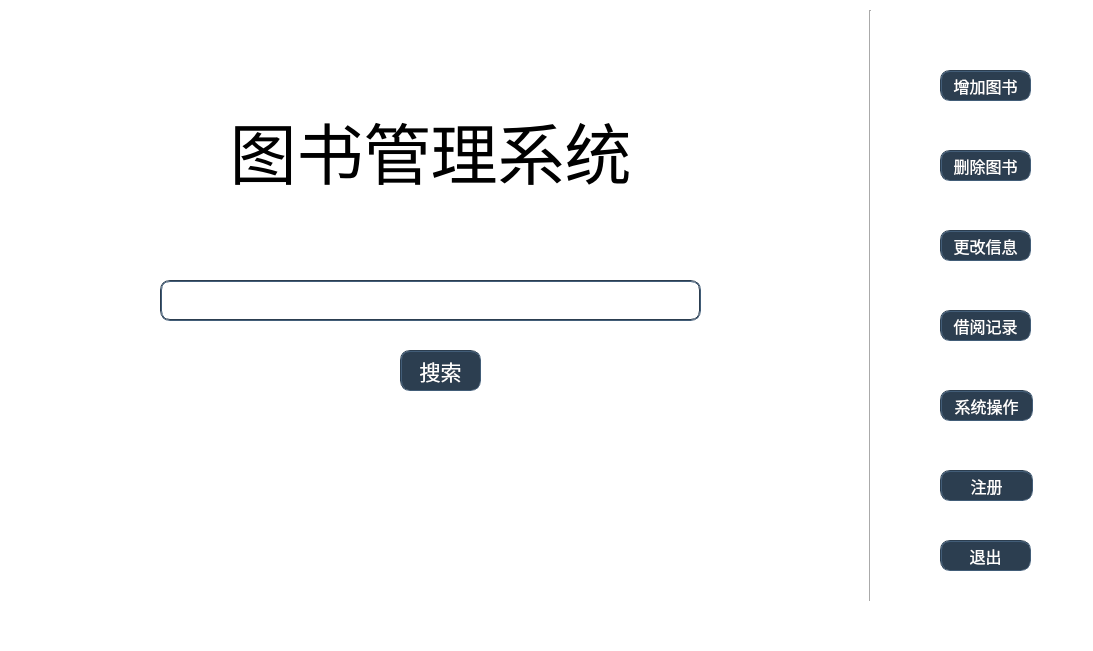
Old version of the form abc/mainwindow_manage.ui in the repository BookMangeTeam/bookmanage.
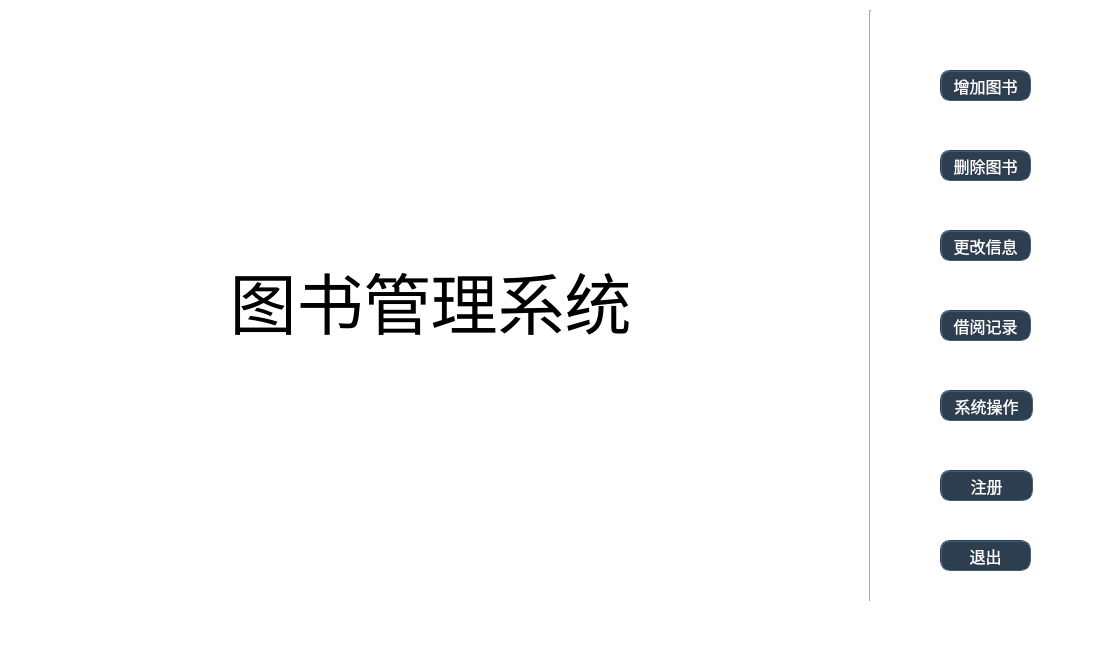
New version of the form. The open tabs and pages were chosen to show the change.

Patch:
```diff
--- a/abc/mainwindow_manage.ui
+++ b/abc/mainwindow_manage.ui
@@ -37,7 +37,7 @@
       <property name="geometry">
        <rect>
         <x>160</x>
-        <y>60</y>
+        <y>210</y>
         <width>521</width>
         <height>141</height>
        </rect>
@@ -57,46 +57,6 @@
        <set>Qt::AlignCenter</set>
       </property>
      </widget>
-     <widget class="QLineEdit" name="searchLineEditManage">
-      <property name="geometry">
-       <rect>
-        <x>150</x>
-        <y>260</y>
-        <width>541</width>
-        <height>41</height>
-       </rect>
-      </property>
-      <property name="styleSheet">
-       <string notr="true">border:2px groove rgb(44, 62, 80);border-radius:10px;padding:2px 4px;</string>
-      </property>
-     </widget>
-     <widget class="QPushButton" name="searchButtonManage">
-      <property name="geometry">
-       <rect>
-        <x>390</x>
-        <y>330</y>
-        <width>81</width>
-        <height>41</height>
-       </rect>
-      </property>
-      <property name="font">
-       <font>
-        <family>等线</family>
-        <pointsize>16</pointsize>
-        <weight>50</weight>
-        <bold>false</bold>
-       </font>
-      </property>
-      <property name="cursor">
-       <cursorShape>PointingHandCursor</cursorShape>
-      </property>
-      <property name="styleSheet">
-       <string notr="true">border:2px groove rgb(44, 62, 80);border-radius:10px;padding:2px 4px;background-color:rgb(44, 62, 80);color:#fff;</string>
-      </property>
-      <property name="text">
-       <string>搜索</string>
-      </property>
-     </widget>
     </widget>
     <widget class="QWidget" name="page_2">
      <widget class="QPushButton" name="affirmBottonAdd">
```
Left out of the diff: 2 changed lines with no effect on the pictures.
